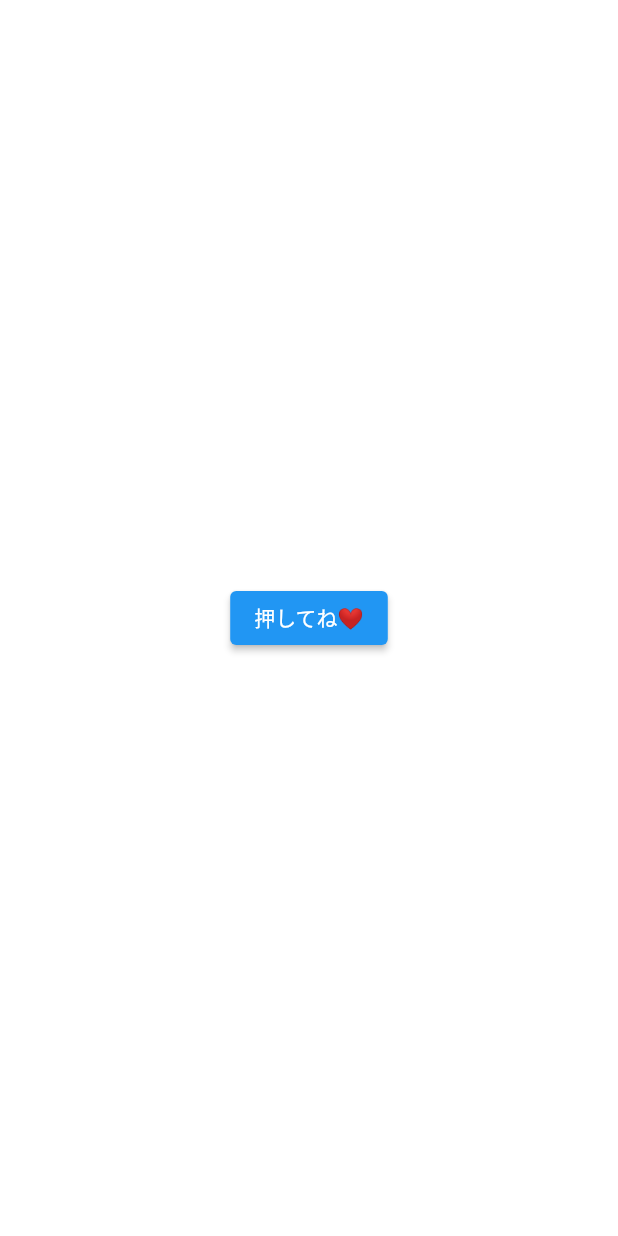
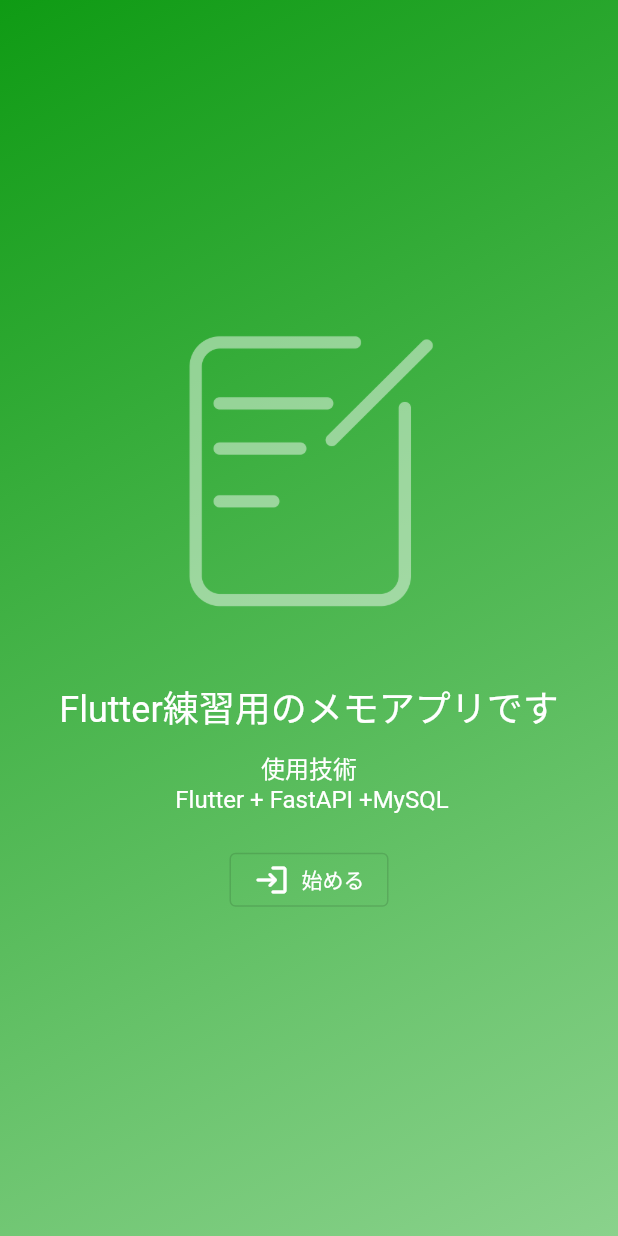
Before and after one commit to asakuno/todo_app, a Flutter app: the screen it shows after launch, on a phone screen of 412 x 824 dp. Run offline on Flutter 3.47's test engine with Material 2 defaults, Android fonts, the light colour scheme and no system bars.

Commit message:
flutterのtop画面作成

```diff
--- a/front/lib/main.dart
+++ b/front/lib/main.dart
@@ -1,40 +1,42 @@
 import 'package:flutter/material.dart';
-import 'package:front/banana_counter.dart';
-import 'package:http/http.dart' as http;
+import 'package:front/pages/todo_main.dart';
+// import 'package:front/banana_counter.dart';
+// import 'package:http/http.dart' as http;
 
 void main() {
-  runApp(MyApp());
+  runApp(const TodoMain());
 }
 
-class MyApp extends StatelessWidget {
-  final textField = TextField();
-  MyApp({Key? key}) : super(key: key);
-  @override
-  Widget build(BuildContext context) {
-    return MaterialApp(
-        title: 'Flutter Demo',
-        theme: ThemeData(
-          primarySwatch: Colors.blue,
-        ),
-        home: Center(
-          child: ElevatedButton(
-            child: const Text("押してね❤️"),
-            onPressed: () async {
-              //リクエスト先のurl
-              Uri url = Uri.parse("http://127.0.0.1:8080/");
 
-              try {
-                //リクエストを投げる
-                var res = await http.get(url);
+// class MyApp extends StatelessWidget {
+//   final textField = TextField();
+//   MyApp({Key? key}) : super(key: key);
+//   @override
+//   Widget build(BuildContext context) {
+//     return MaterialApp(
+//         title: 'Flutter Demo',
+//         theme: ThemeData(
+//           primarySwatch: Colors.blue,
+//         ),
+//         home: Center(
+//           child: ElevatedButton(
+//             child: const Text("押してね❤️"),
+//             onPressed: () async {
+//               //リクエスト先のurl
+//               Uri url = Uri.parse("http://127.0.0.1:8080/");
 
-                //リクエスト結果をコンソール出力
-                debugPrint(res.body);
-              } catch (e) {
-                //リクエストに失敗した場合は"error"と表示
-                debugPrint("error");
-              }
-            },
-          ),
-        ));
-  }
-}
+//               try {
+//                 //リクエストを投げる
+//                 var res = await http.get(url);
+
+//                 //リクエスト結果をコンソール出力
+//                 debugPrint(res.body);
+//               } catch (e) {
+//                 //リクエストに失敗した場合は"error"と表示
+//                 debugPrint("error");
+//               }
+//             },
+//           ),
+//         ));
+//   }
+// }
--- /dev/null
+++ b/front/lib/pages/todo_main.dart
@@ -0,0 +1,42 @@
+import 'package:flutter/material.dart';
+import 'package:front/pages/top.dart';
+
+class TodoMain extends StatefulWidget {
+  const TodoMain({super.key});
+
+  @override
+  State<TodoMain> createState() {
+    return _TodoMainState();
+  }
+}
+
+class _TodoMainState extends State<TodoMain> {
+  var currentPage = const TopPage();
+
+  void switchPage() {
+    setState(() {
+      // 処理書く
+    });
+  }
+
+  @override
+  Widget build(context) {
+    return MaterialApp(
+      home: Scaffold(
+        body: Container(
+          decoration: const BoxDecoration(
+            gradient: LinearGradient(
+              colors: [
+                Color.fromARGB(255, 15, 155, 20),
+                Color.fromARGB(255, 138, 210, 140)
+              ],
+              begin: Alignment.topLeft,
+              end: Alignment.bottomRight
+            )
+          ),
+          child: currentPage,
+        ),
+      ),
+    );
+  }
+}
--- /dev/null
+++ b/front/lib/pages/top.dart
@@ -0,0 +1,49 @@
+import 'package:flutter/material.dart';
+
+class TopPage extends StatelessWidget {
+  const TopPage({super.key});
+
+  @override
+  Widget build(context) {
+    return Center(
+      child: Column(
+        mainAxisSize: MainAxisSize.min,
+        children: [
+          Image.asset(
+            'assets/images/memo.png',
+            width: 200,
+            color: const Color.fromARGB(120, 255, 255, 255),
+          ),
+          const SizedBox(height: 40),
+          const Text(
+            'Flutter練習用のメモアプリです',
+            style: TextStyle(
+              color: Colors.white,
+              fontSize: 24
+            ),
+          ),
+          const SizedBox(height: 10),
+          const Text(
+            '使用技術 \n Flutter + FastAPI +MySQL',
+            textAlign: TextAlign.center,
+            style: TextStyle(
+              color: Colors.white,
+              fontSize: 16,
+            )
+          ),
+          const SizedBox(height: 20),
+          OutlinedButton.icon(
+            onPressed: () {
+              //処理書く
+            },
+            style: OutlinedButton.styleFrom(
+              foregroundColor: Colors.white
+            ),
+            icon: const Icon(Icons.login_rounded),
+            label: const Text('始める')
+          ),
+        ],
+      ),
+    );
+  }
+}
```
Also changed, not shown: front/assets/images/memo.png (added), 1 other file.
